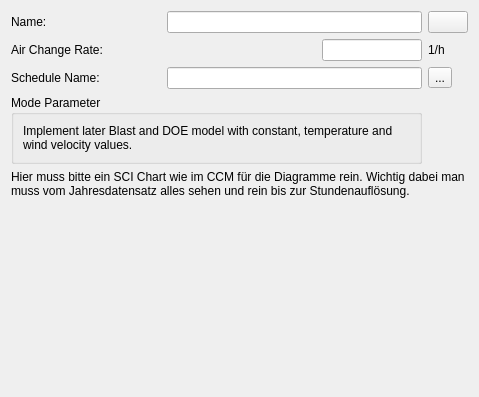
Qt form SIM-VICUS/src/SVDBVentilationNaturalEditWidget.ui (ghorwin/SIM-VICUS) before a commit.
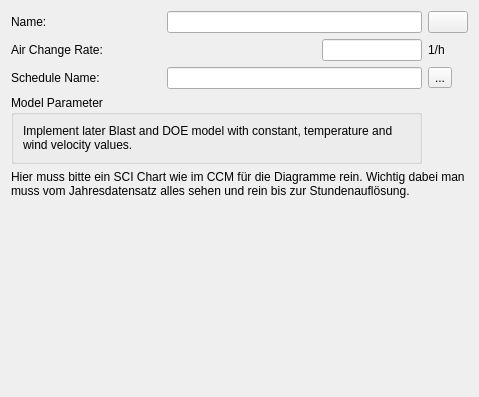
The same form after that commit. Custom widgets are drawn as their Qt base class.

```diff
--- a/SIM-VICUS/src/SVDBVentilationNaturalEditWidget.ui
+++ b/SIM-VICUS/src/SVDBVentilationNaturalEditWidget.ui
@@ -71,7 +71,7 @@
    <item row="3" column="0" colspan="3">
     <widget class="QGroupBox" name="groupBox">
      <property name="title">
-      <string>Mode Parameter</string>
+      <string>Model Parameter</string>
      </property>
      <layout class="QGridLayout" name="gridLayout">
       <item row="1" column="2">
```
Left out of the diff: 6 changed lines with no effect on the pictures.
